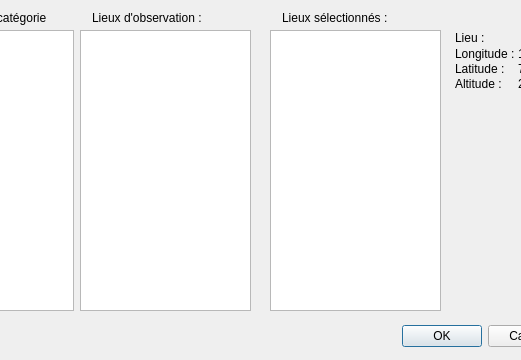
Above: src/interface/options/options.ui from mconsidine/previsat_archive before the change; both pictures show x 297 to 818 and y 0 to 360 of the 960 by 360 pixel window. Below: the same form after it.
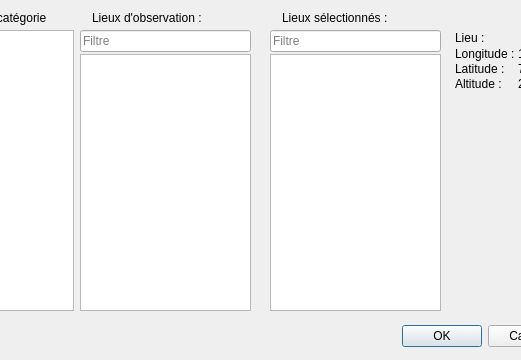
That is the form after the change. Icons and pictures are not drawn.

Commit message: Ajout de filtres de listes dans les fenetres Options et Outils

The edit to the form file:
```diff
--- a/src/interface/options/options.ui
+++ b/src/interface/options/options.ui
@@ -107,9 +107,9 @@
      <property name="geometry">
       <rect>
        <x>367</x>
-       <y>20</y>
+       <y>44</y>
        <width>171</width>
-       <height>281</height>
+       <height>257</height>
       </rect>
      </property>
      <property name="font">
@@ -725,9 +725,9 @@
      <property name="geometry">
       <rect>
        <x>177</x>
-       <y>20</y>
+       <y>44</y>
        <width>171</width>
-       <height>281</height>
+       <height>257</height>
       </rect>
      </property>
      <property name="font">
@@ -821,6 +821,50 @@
       <bool>true</bool>
      </property>
     </widget>
+    <widget class="QLineEdit" name="filtreLieuxObs">
+     <property name="geometry">
+      <rect>
+       <x>177</x>
+       <y>20</y>
+       <width>171</width>
+       <height>22</height>
+      </rect>
+     </property>
+     <property name="inputMask">
+      <string notr="true"/>
+     </property>
+     <property name="text">
+      <string notr="true"/>
+     </property>
+     <property name="placeholderText">
+      <string>Filtre</string>
+     </property>
+     <property name="clearButtonEnabled">
+      <bool>true</bool>
+     </property>
+    </widget>
+    <widget class="QLineEdit" name="filtreSelecLieux">
+     <property name="geometry">
+      <rect>
+       <x>367</x>
+       <y>20</y>
+       <width>171</width>
+       <height>22</height>
+      </rect>
+     </property>
+     <property name="inputMask">
+      <string notr="true"/>
+     </property>
+     <property name="text">
+      <string notr="true"/>
+     </property>
+     <property name="placeholderText">
+      <string>Filtre</string>
+     </property>
+     <property name="clearButtonEnabled">
+      <bool>true</bool>
+     </property>
+    </widget>
    </widget>
    <widget class="QWidget" name="affichage">
     <widget class="QTabWidget" name="configuration">
```
The commit also changes 7 other files.
